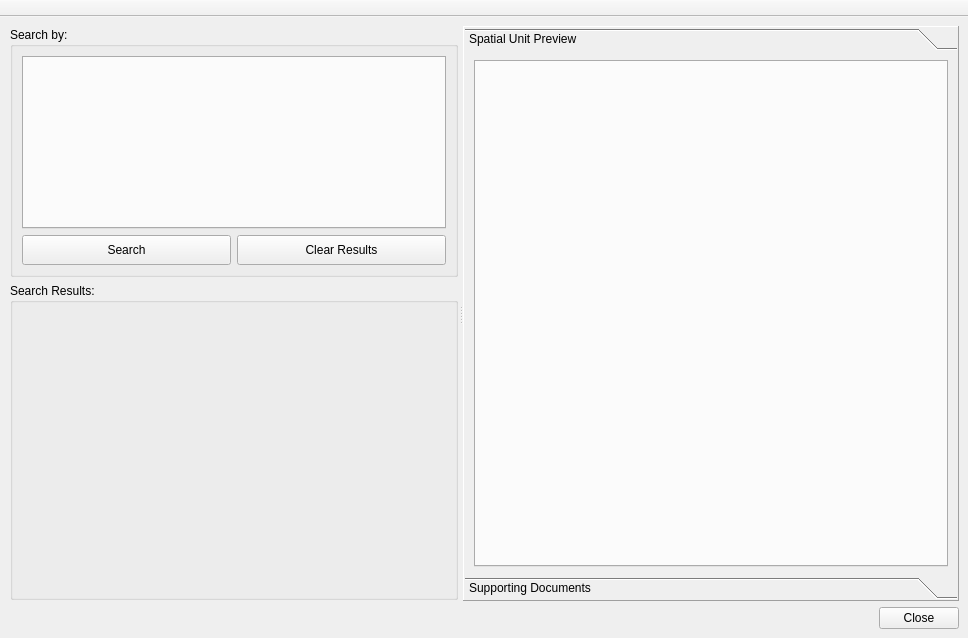
First picture: the form in stdm/ui/ui_view_str.ui, repository gltn/stdm, before the edit.
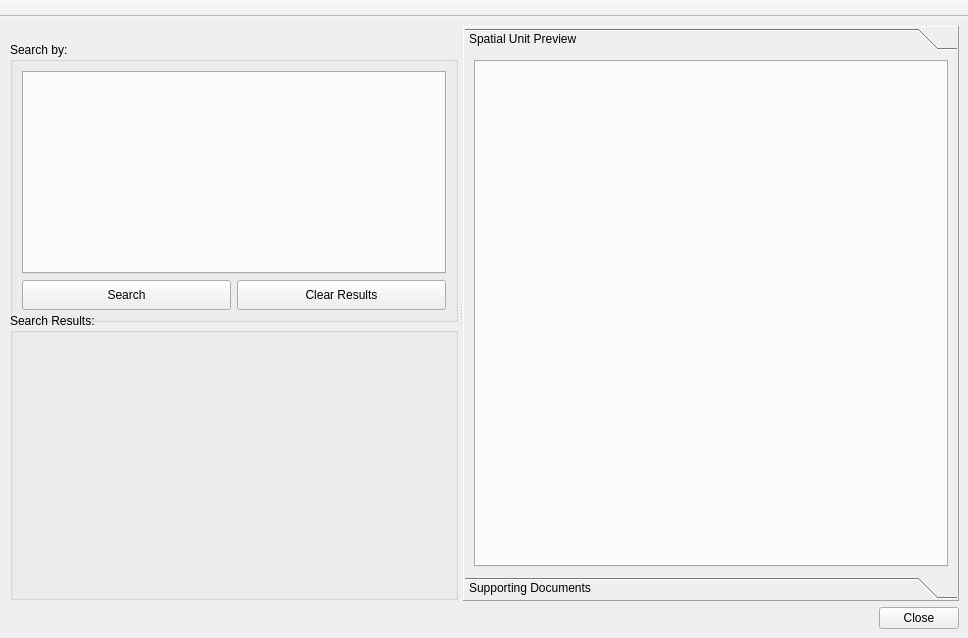
Second picture: the form after the edit. Custom widgets are drawn as their Qt base class.

```diff
--- a/stdm/ui/ui_view_str.ui
+++ b/stdm/ui/ui_view_str.ui
@@ -69,7 +69,7 @@
           <property name="minimumSize">
            <size>
             <width>0</width>
-            <height>250</height>
+            <height>280</height>
            </size>
           </property>
           <property name="maximumSize">
```
Left out of the diff: 30 changed lines with no effect on the pictures.
